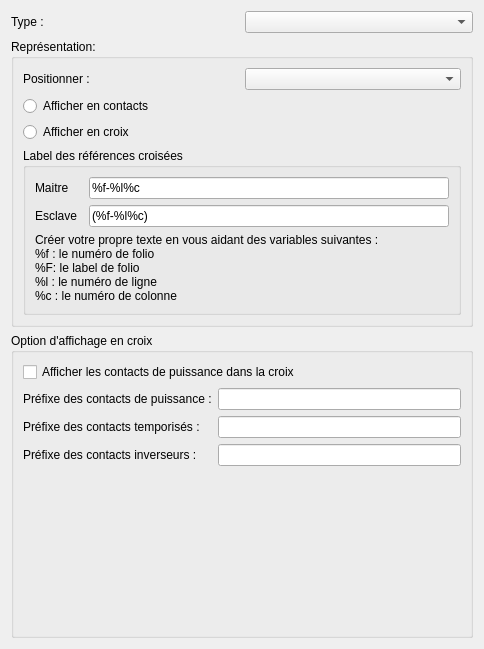
Old version of the form sources/ui/xrefpropertieswidget.ui in the repository qelectrotech/qelectrotech-source-mirror.
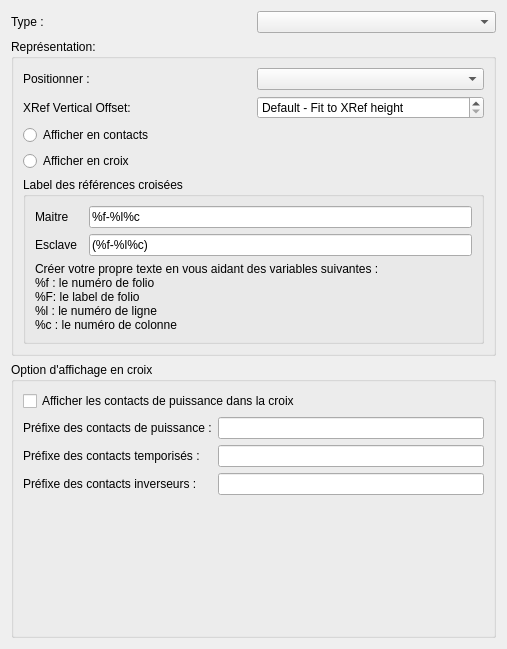
New version of the form.

Commit message: Xref: Change Vertical Offset of Cross References

```diff
--- a/sources/ui/xrefpropertieswidget.ui
+++ b/sources/ui/xrefpropertieswidget.ui
@@ -6,7 +6,7 @@
    <rect>
     <x>0</x>
     <y>0</y>
-    <width>484</width>
+    <width>507</width>
     <height>649</height>
    </rect>
   </property>
@@ -48,6 +48,48 @@
         </item>
        </layout>
       </item>
+      <item>
+       <layout class="QHBoxLayout" name="horizontalLayout_7">
+        <item>
+         <widget class="QLabel" name="label_9">
+          <property name="text">
+           <string>XRef Vertical Offset:</string>
+          </property>
+         </widget>
+        </item>
+        <item>
+         <widget class="QSpinBox" name="m_offset_sb">
+          <property name="toolTip">
+           <string>10px corresponds to 1 tile displacement</string>
+          </property>
+          <property name="whatsThis">
+           <string>Set Vertical Offset for the Cross References. 10px corresponds to 1 tile displacement.</string>
+          </property>
+          <property name="specialValueText">
+           <string>Default - Fit to XRef height</string>
+          </property>
+          <property name="correctionMode">
+           <enum>QAbstractSpinBox::CorrectToNearestValue</enum>
+          </property>
+          <property name="suffix">
+           <string notr="true">px</string>
+          </property>
+          <property name="minimum">
+           <number>40</number>
+          </property>
+          <property name="maximum">
+           <number>300</number>
+          </property>
+          <property name="singleStep">
+           <number>10</number>
+          </property>
+          <property name="value">
+           <number>40</number>
+          </property>
+         </widget>
+        </item>
+       </layout>
+      </item>
       <item>
        <layout class="QHBoxLayout" name="horizontalLayout_3">
         <item>
```
The commit also changes 7 other files.
